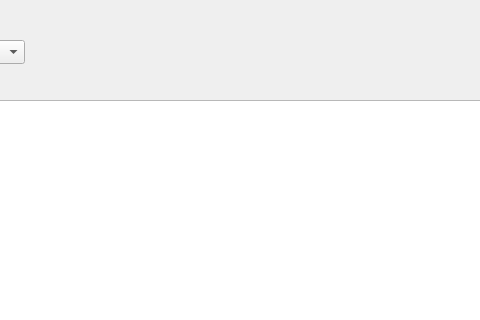
belakovi/beosztaskezelo, file general.ui: the form before one commit; both pictures show x 260 to 740 and y 0 to 320 of the 1282 by 598 pixel window.
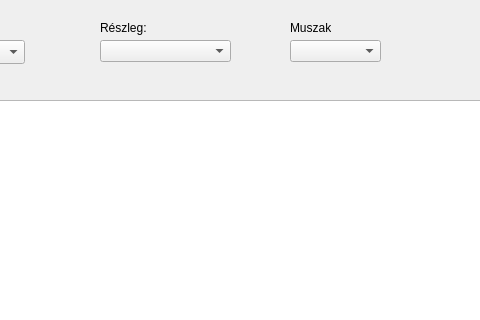
The form after the commit.

The edit to the form file:
```diff
--- a/general.ui
+++ b/general.ui
@@ -69,6 +69,68 @@
     </font>
    </property>
   </widget>
+  <widget class="QComboBox" name="reszleg">
+   <property name="geometry">
+    <rect>
+     <x>360</x>
+     <y>40</y>
+     <width>131</width>
+     <height>22</height>
+    </rect>
+   </property>
+   <property name="font">
+    <font>
+     <family>Arial</family>
+     <pointsize>12</pointsize>
+     <weight>75</weight>
+     <bold>true</bold>
+    </font>
+   </property>
+  </widget>
+  <widget class="QLabel" name="label">
+   <property name="geometry">
+    <rect>
+     <x>360</x>
+     <y>20</y>
+     <width>51</width>
+     <height>16</height>
+    </rect>
+   </property>
+   <property name="text">
+    <string>Részleg:</string>
+   </property>
+  </widget>
+  <widget class="QLabel" name="label_2">
+   <property name="geometry">
+    <rect>
+     <x>550</x>
+     <y>20</y>
+     <width>41</width>
+     <height>16</height>
+    </rect>
+   </property>
+   <property name="text">
+    <string>Muszak:</string>
+   </property>
+  </widget>
+  <widget class="QComboBox" name="muszakCombo">
+   <property name="geometry">
+    <rect>
+     <x>550</x>
+     <y>40</y>
+     <width>91</width>
+     <height>22</height>
+    </rect>
+   </property>
+   <property name="font">
+    <font>
+     <family>Arial</family>
+     <pointsize>12</pointsize>
+     <weight>75</weight>
+     <bold>true</bold>
+    </font>
+   </property>
+  </widget>
  </widget>
  <resources/>
  <connections/>
```
